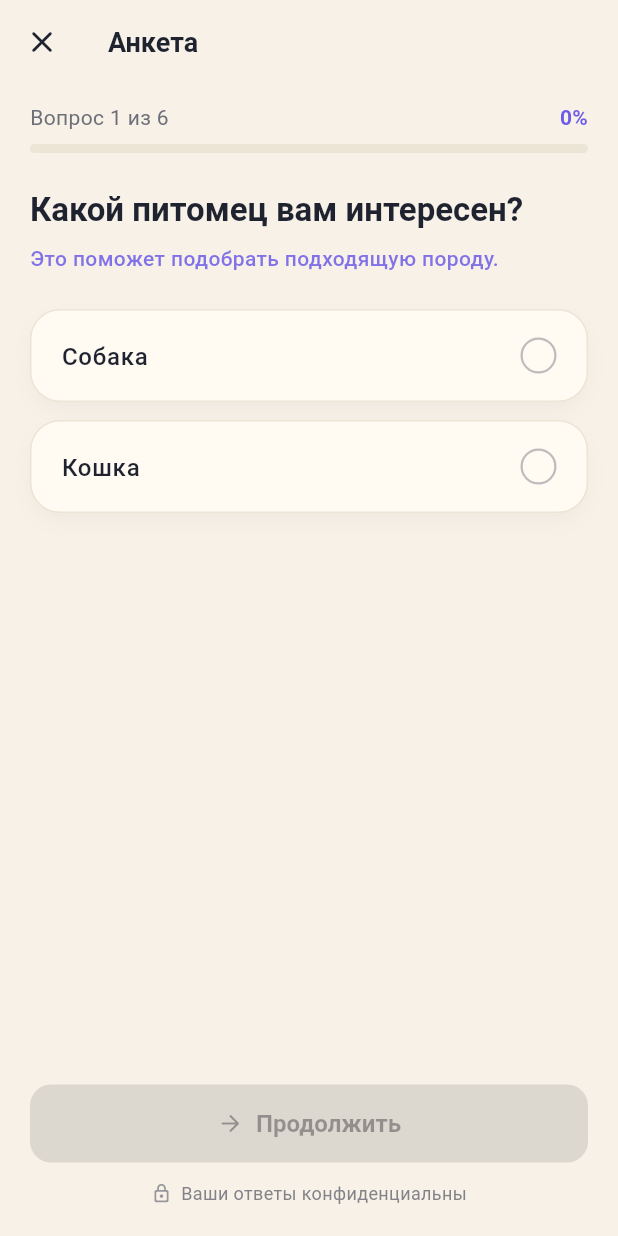
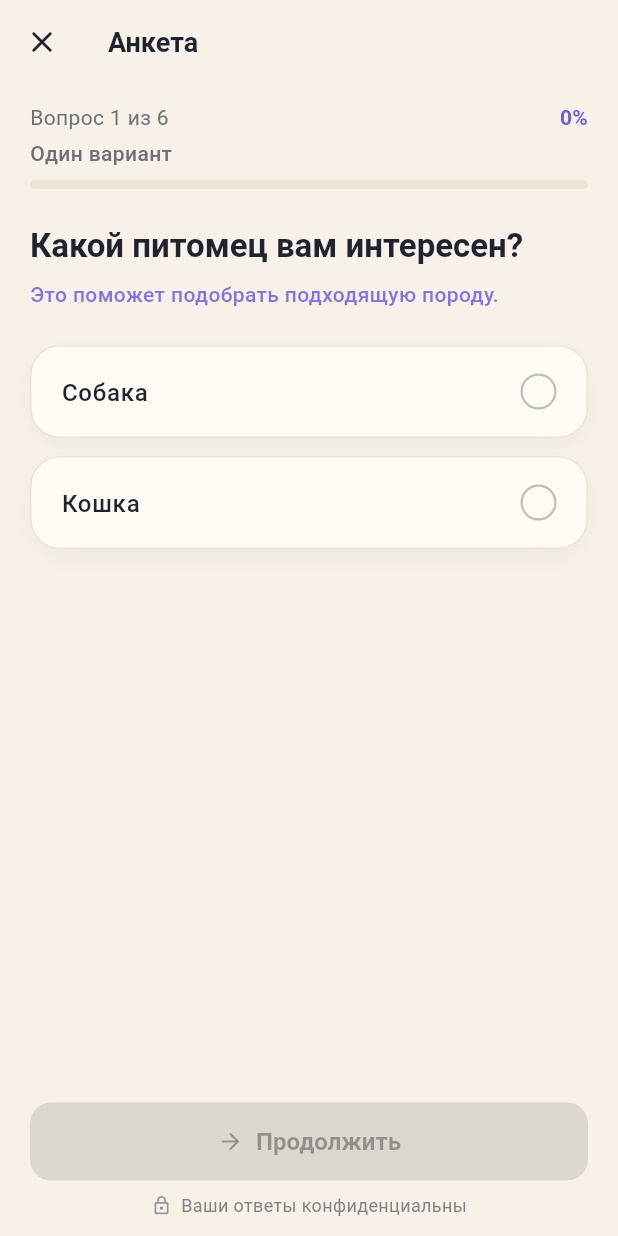
Before and after one commit to unTramp/pet-match-flutter, a Flutter app: the _QuestionnaireView screen opened directly, on a phone screen of 412 x 824 dp. Run offline on Flutter 3.47's test engine with Material 3 defaults, Android fonts, the light colour scheme and no system bars; our stand-ins replace cached_network_image, dio, equatable, flutter_bloc, flutter_svg, get_it and 3 more; accounts and stored records are empty.

Commit message:
refactor(questionnaire-ui): improve hierarchy, accessibility and sticky CTA

```diff
--- a/lib/core/design/content/app_strings.dart
+++ b/lib/core/design/content/app_strings.dart
@@ -60,6 +60,11 @@ class _QuestionnaireStrings {
   final String continueCta = 'Продолжить';
   final String skipCta = 'Пропустить';
   final String progressLabel = 'Вопрос';
+  final String stepTypeSingle = 'Один вариант';
+  final String stepTypeMultiple = 'Несколько вариантов';
+  final String stepTypeSearch = 'Поиск по списку';
+  final String searchHint = 'Поиск породы';
+  final String searchEmpty = 'Ничего не найдено';
   final String unsupportedTitle = 'Тип вопроса не поддерживается';
   final String unsupportedBody =
       'Похоже, эта версия приложения устарела. Если вопрос '
--- a/lib/presentation/questionnaire/questionnaire_page.dart
+++ b/lib/presentation/questionnaire/questionnaire_page.dart
@@ -42,6 +42,8 @@ class _QuestionnaireView extends StatelessWidget {
         }
       },
       builder: (context, state) {
+        final questionState = state is QuestionnaireQuestion ? state : null;
+        final cubit = context.read<QuestionnaireCubit>();
         return Scaffold(
           appBar: AppBar(
             title: Text(AppStrings.questionnaire.appBarTitle),
@@ -50,6 +52,15 @@ class _QuestionnaireView extends StatelessWidget {
               onPressed: () => context.go('/welcome'),
             ),
           ),
+          bottomNavigationBar:
+              questionState == null
+                  ? null
+                  : _QuestionBottomBar(
+                    canSubmit: questionState.canSubmit,
+                    onSubmit: cubit.submit,
+                    canSkip: questionState.question.isOptional,
+                    onSkip: cubit.skipCurrent,
+                  ),
           body: SafeArea(
             child: switch (state) {
               QuestionnaireInitial() || QuestionnaireLoading() =>
@@ -76,20 +87,23 @@ class _QuestionBody extends StatelessWidget {
   @override
   Widget build(BuildContext context) {
     final theme = Theme.of(context);
+    final question = state.question;
     final cubit = context.read<QuestionnaireCubit>();
-    final question = state.question;
 
     return Padding(
       padding: const EdgeInsets.fromLTRB(
         AppSpacing.xl,
         AppSpacing.md,
         AppSpacing.xl,
-        AppSpacing.xl,
+        AppSpacing.md,
       ),
       child: Column(
         crossAxisAlignment: CrossAxisAlignment.stretch,
         children: [
-          ProgressBar(progress: state.progress),
+          ProgressBar(
+            progress: state.progress,
+            stepTypeLabel: _stepTypeLabel(question),
+          ),
           const SizedBox(height: AppSpacing.xxl),
           Expanded(
             child: SingleChildScrollView(
@@ -138,14 +152,67 @@ class _QuestionBody extends StatelessWidget {
               ),
             ),
           ),
-          const SizedBox(height: AppSpacing.lg),
+        ],
+      ),
+    );
+  }
+
+  String _stepTypeLabel(Question question) {
+    return switch (question) {
+      SingleChoiceQuestion() => AppStrings.questionnaire.stepTypeSingle,
+      MultipleChoiceQuestion() => AppStrings.questionnaire.stepTypeMultiple,
+      DynamicOptionsQuestion() => AppStrings.questionnaire.stepTypeSearch,
+      UnknownQuestion() => AppStrings.questionnaire.unsupportedTitle,
+    };
+  }
+
+  /// userId доступен только после `start()`. Берём его через progress нельзя —
+  /// поэтому Cubit хранит `_userId` приватно. Здесь же DynamicOptionsWidget
+  /// получает userId напрямую из Cubit через приватный API. Чтобы не
+  /// усложнять — используем `state.progress`-инвариант: к моменту, когда
+  /// показывается dynamic question, userId уже точно есть в Cubit; вытащим
+  /// его через прямой публичный метод.
+  int _userIdFromContext(BuildContext context) {
+    // Cubit хранит userId внутри; чтобы не плодить публичных полей,
+    // используем callback-стиль: dynamic widget вызывает usecase сам через DI.
+    // Здесь возвращаем актуальный userId через cubit.
+    return context.read<QuestionnaireCubit>().userId;
+  }
+}
+
+class _QuestionBottomBar extends StatelessWidget {
+  const _QuestionBottomBar({
+    required this.canSubmit,
+    required this.onSubmit,
+    required this.canSkip,
+    required this.onSkip,
+  });
+
+  final bool canSubmit;
+  final VoidCallback onSubmit;
+  final bool canSkip;
+  final VoidCallback onSkip;
+
+  @override
+  Widget build(BuildContext context) {
+    final theme = Theme.of(context);
+    return SafeArea(
+      minimum: const EdgeInsets.fromLTRB(
+        AppSpacing.xl,
+        AppSpacing.sm,
+        AppSpacing.xl,
+        AppSpacing.md,
+      ),
+      child: Column(
+        mainAxisSize: MainAxisSize.min,
+        children: [
           QuestionFooter(
-            canSubmit: state.canSubmit,
-            onSubmit: cubit.submit,
-            canSkip: question.isOptional,
-            onSkip: cubit.skipCurrent,
+            canSubmit: canSubmit,
+            onSubmit: onSubmit,
+            canSkip: canSkip,
+            onSkip: onSkip,
           ),
-          const SizedBox(height: AppSpacing.md),
+          const SizedBox(height: AppSpacing.sm),
           Row(
             mainAxisAlignment: MainAxisAlignment.center,
             children: [
@@ -167,19 +234,6 @@ class _QuestionBody extends StatelessWidget {
         ],
       ),
     );
-  }
-
-  /// userId доступен только после `start()`. Берём его через progress нельзя —
-  /// поэтому Cubit хранит `_userId` приватно. Здесь же DynamicOptionsWidget
-  /// получает userId напрямую из Cubit через приватный API. Чтобы не
-  /// усложнять — используем `state.progress`-инвариант: к моменту, когда
-  /// показывается dynamic question, userId уже точно есть в Cubit; вытащим
-  /// его через прямой публичный метод.
-  int _userIdFromContext(BuildContext context) {
-    // Cubit хранит userId внутри; чтобы не плодить публичных полей,
-    // используем callback-стиль: dynamic widget вызывает usecase сам через DI.
-    // Здесь возвращаем актуальный userId через cubit.
-    return context.read<QuestionnaireCubit>().userId;
   }
 }
 
--- a/lib/presentation/questionnaire/widgets/option_tile.dart
+++ b/lib/presentation/questionnaire/widgets/option_tile.dart
@@ -27,7 +27,11 @@ class OptionTile extends StatelessWidget {
   @override
   Widget build(BuildContext context) {
     final radius = BorderRadius.circular(AppRadius.xxl);
-    return Material(
+    return Semantics(
+      button: true,
+      selected: selected,
+      label: label,
+      child: Material(
         color: Colors.transparent,
         borderRadius: radius,
         child: InkWell(
@@ -73,8 +77,9 @@ class OptionTile extends StatelessWidget {
                   ),
                 ),
                 const SizedBox(width: AppSpacing.md),
-              trailing,
+                ExcludeSemantics(child: trailing),
               ],
+            ),
           ),
         ),
       ),
--- a/lib/presentation/questionnaire/widgets/progress_bar.dart
+++ b/lib/presentation/questionnaire/widgets/progress_bar.dart
@@ -7,9 +7,10 @@ import '../../../core/theme/app_colors.dart';
 import '../../../domain/entities/progress.dart';
 
 class ProgressBar extends StatelessWidget {
-  const ProgressBar({super.key, required this.progress});
+  const ProgressBar({super.key, required this.progress, this.stepTypeLabel});
 
   final Progress progress;
+  final String? stepTypeLabel;
 
   @override
   Widget build(BuildContext context) {
@@ -33,6 +34,16 @@ class ProgressBar extends StatelessWidget {
             ),
           ],
         ),
+        if (stepTypeLabel != null) ...[
+          const SizedBox(height: AppSpacing.xs),
+          Text(
+            stepTypeLabel!,
+            style: theme.textTheme.bodyMedium?.copyWith(
+              color: AppColors.textSecondary,
+              fontWeight: FontWeight.w500,
+            ),
+          ),
+        ],
         const SizedBox(height: AppSpacing.sm),
         ClipRRect(
           borderRadius: BorderRadius.circular(AppRadius.sm),
```
Also changed, not shown: lib/presentation/questionnaire/widgets/dynamic_options_widget.dart (+33 -42 lines). Lines whose indentation alone changed are shown as unchanged.
